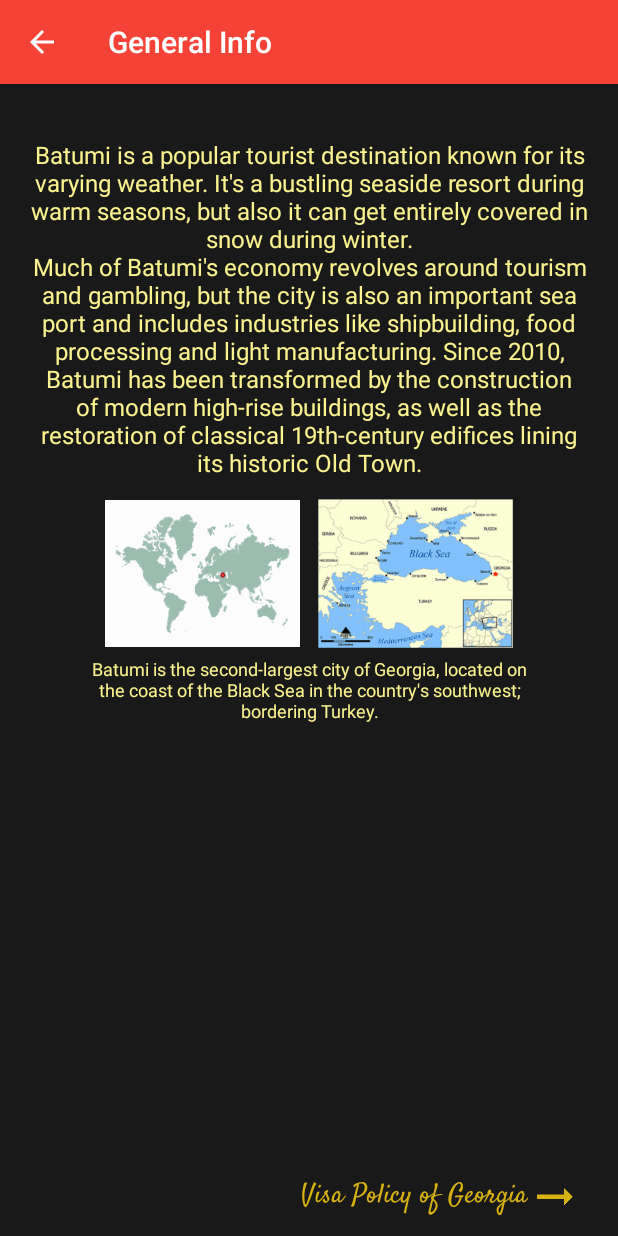
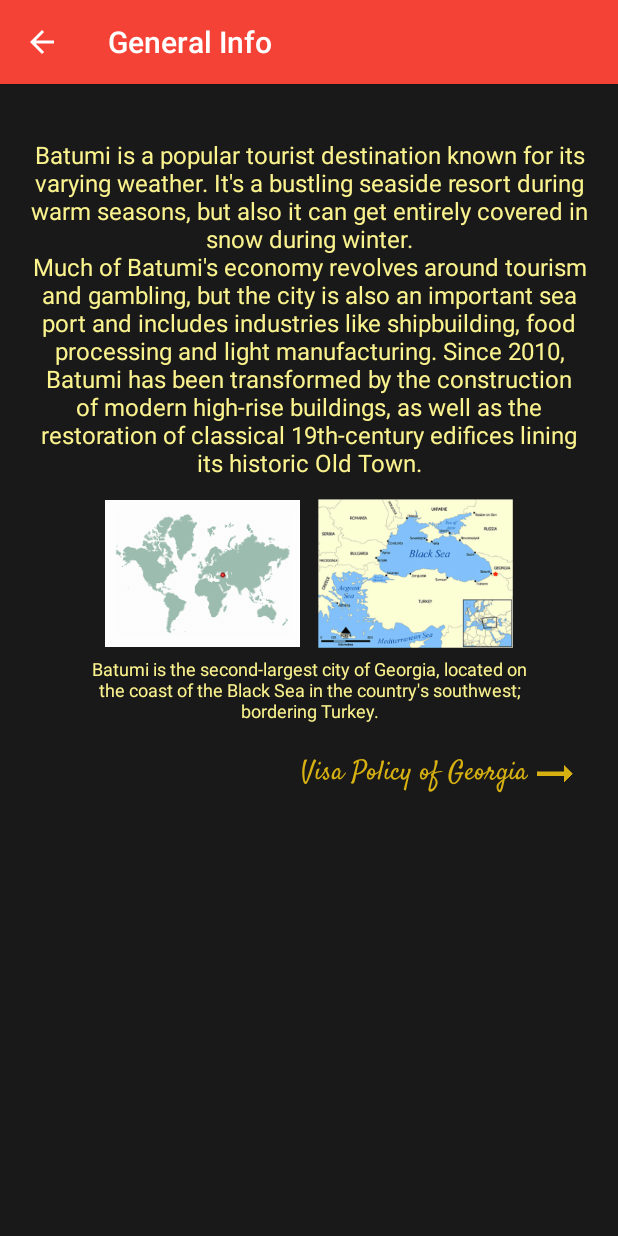
Before and after one commit to emretanriverdi/city-guide-app, an Android app: the InfoActivity screen opened directly, with no data from a screen before it, on a phone screen of 412 x 824 dp. Run offline under Robolectric (Android 15) with nearby library versions, the phone set to English and light mode, and no system bars.

Commit message:
Fixed InfoActivity not fitting into screen for smaller devices.

```diff
--- a/app/src/main/res/layout/activity_info.xml
+++ b/app/src/main/res/layout/activity_info.xml
@@ -1,6 +1,10 @@
+<ScrollView xmlns:android="http://schemas.android.com/apk/res/android"
+    android:layout_width="match_parent"
+    android:layout_height="match_parent">
+
     <RelativeLayout xmlns:android="http://schemas.android.com/apk/res/android"
         android:layout_width="match_parent"
-    android:layout_height="match_parent">
+        android:layout_height="wrap_content">
 
         <LinearLayout
             android:layout_width="match_parent"
@@ -34,6 +38,7 @@
 
             <TextView
                 style="@style/InfoTextStyle"
+                android:layout_marginBottom="32dp"
                 android:layout_marginEnd="32dp"
                 android:layout_marginStart="32dp"
                 android:text="@string/info_secondary_text"
@@ -66,3 +71,4 @@
                 android:tint="@color/color_dark_yellow" />
         </LinearLayout>
     </RelativeLayout>
+</ScrollView>
--- a/app/src/main/res/layout/activity_main.xml
+++ b/app/src/main/res/layout/activity_main.xml
@@ -12,6 +12,7 @@
         android:layout_width="match_parent"
         android:layout_height="0dp"
         android:layout_weight="3"
+        android:contentDescription="@string/georgia_coat_of_arms"
         android:padding="16dp"
         android:src="@drawable/georgia_coat_of_arms" />
 
--- a/app/src/main/res/layout/custom_list_item.xml
+++ b/app/src/main/res/layout/custom_list_item.xml
@@ -21,8 +21,8 @@
         android:layout_marginBottom="12dp"
         android:layout_marginTop="20dp"
         android:background="@android:color/black"
-        android:padding="4dp"
-        android:src="@drawable/food_chvishtari" />
+        android:contentDescription="@string/list_image"
+        android:padding="4dp" />
 
     <TextView
         android:id="@+id/list_text"
--- a/app/src/main/res/values/strings.xml
+++ b/app/src/main/res/values/strings.xml
@@ -53,4 +53,6 @@
     <string name="link_batumi"><![CDATA[<a href=\"http://youtube.com/watch?v=ncylaYU8Wvs\">A video about Batumi</a>]]></string>
     <string name="link_statue"><![CDATA[<a href=\"http://youtube.com/watch?v=oQea4Z6pcRc\">Ali and Nino Statue\'s Video</a>]]></string>
     <string name="app_short_name">Batumi Guide</string>
+    <string name="georgia_coat_of_arms">Georgia Coat of Arms</string>
+    <string name="list_image">List Image</string>
 </resources>
```
Lines whose indentation alone changed are shown as unchanged.
